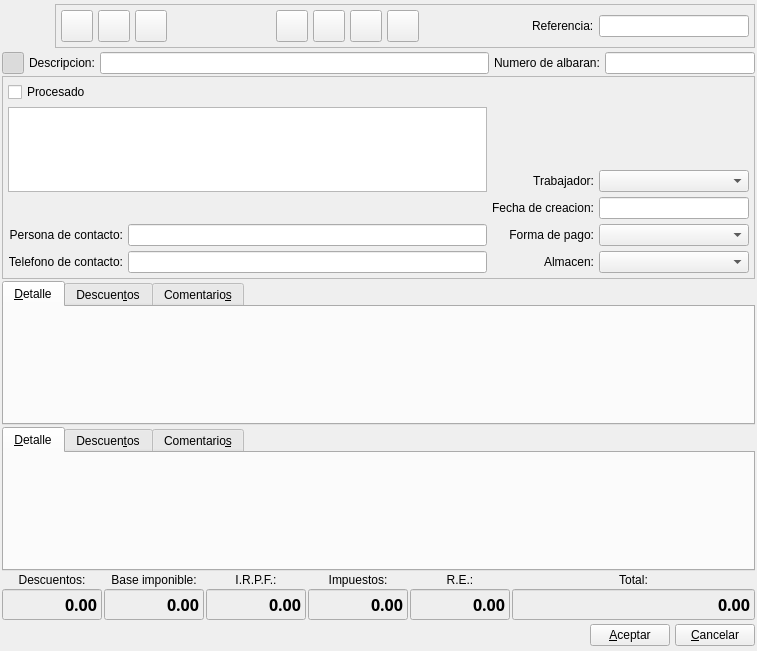
This is bulmages/bulmafact/plugins/plugincompraventa/compraventabase.ui in eboladev/Bulmages-1 as Qt 5 draws it before an edit. The edited form follows.
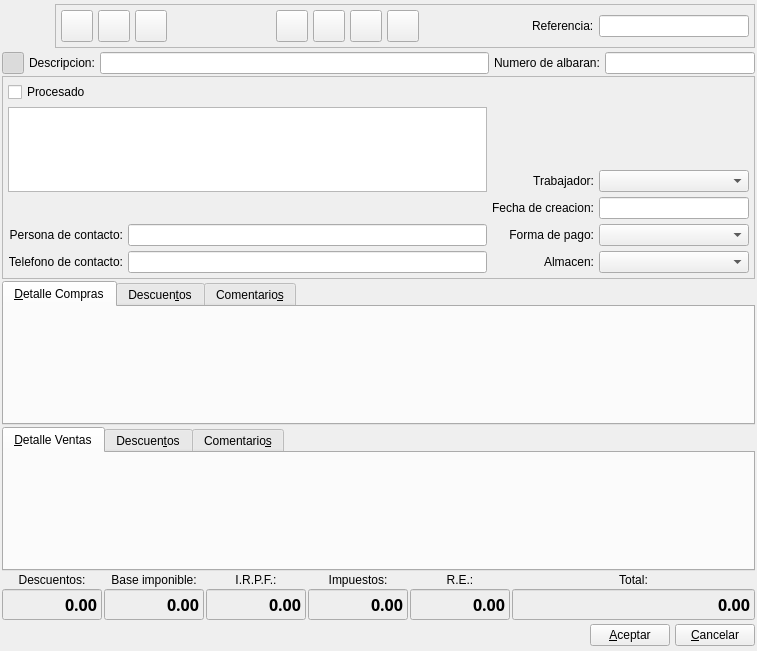
This is the edited form. Icons and pictures are not drawn. Custom widgets are drawn as their Qt base class.

Commit message: Arreglo algunos temas del plugin de compraventa

Diff of the .ui file:
```diff
--- a/bulmages/bulmafact/plugins/plugincompraventa/compraventabase.ui
+++ b/bulmages/bulmafact/plugins/plugincompraventa/compraventabase.ui
@@ -832,7 +832,7 @@
        </rect>
       </property>
       <attribute name="title" >
-       <string>&amp;Detalle</string>
+       <string>&amp;Detalle Ventas</string>
       </attribute>
       <layout class="QGridLayout" >
        <property name="margin" >
@@ -1590,7 +1590,7 @@
        </rect>
       </property>
       <attribute name="title" >
-       <string>&amp;Detalle</string>
+       <string>&amp;Detalle Compras</string>
       </attribute>
       <layout class="QGridLayout" name="_2" >
        <property name="margin" >
```
The commit also changes 2 other files.
